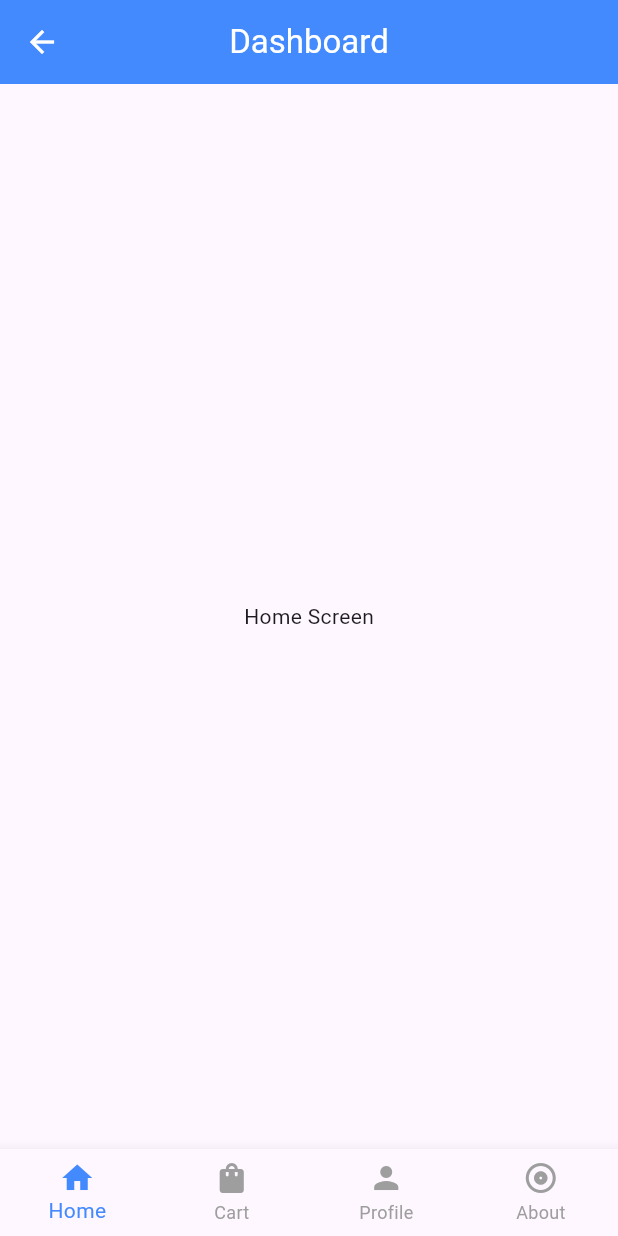
After one commit to Tamang1098/boots_buy, a Flutter app: the DashboardScreenview screen opened directly, on a phone screen of 412 x 824 dp. The commit adds this screen. Run offline on Flutter 3.47's test engine with Material 3 defaults, Android fonts, the phone set to English and light mode, and no system bars.

Commit message:
fonts added

```diff
--- /dev/null
+++ b/lib/bottom_screen/dashboard_screenview.dart
@@ -0,0 +1,65 @@
+import 'package:boots_buy/bottom_screen/about_screen.dart';
+import 'package:boots_buy/bottom_screen/cart_screen.dart';
+import 'package:boots_buy/bottom_screen/home_screen.dart';
+import 'package:boots_buy/bottom_screen/profile_screen.dart';
+import 'package:flutter/material.dart';
+
+class DashboardScreenview extends StatefulWidget {
+  const DashboardScreenview({super.key});
+
+  @override
+  State<DashboardScreenview> createState() => _DashboardScreenviewState();
+}
+
+class _DashboardScreenviewState extends State<DashboardScreenview> {
+
+  int _selectedIndex =0;
+
+  List<Widget> lstBottomScreen =[
+    const HomeScreen(),
+    const CartScreen(),
+    const ProfileScreen(),
+    const AboutScreen(),
+  ];
+  @override
+  Widget build(BuildContext context) {
+    return Scaffold(
+      appBar: AppBar(
+        title: const Text("Dashboard"),
+        centerTitle: true,
+        elevation: 0,
+        backgroundColor: Colors.blueAccent,
+        foregroundColor: Colors.white,
+      ),
+      body: lstBottomScreen[_selectedIndex],
+      bottomNavigationBar: BottomNavigationBar(
+        type: BottomNavigationBarType.fixed,
+          items: const[
+            BottomNavigationBarItem(
+                icon: Icon(Icons.home),
+                label: 'Home', ),
+            BottomNavigationBarItem(
+                icon: Icon(Icons.shopping_bag),
+            label:'Cart',),
+            BottomNavigationBarItem(
+              icon: Icon(Icons.person),
+              label:'Profile',),
+            BottomNavigationBarItem(
+                icon: Icon(Icons.album_outlined),
+            label: 'About')
+
+
+
+      ],
+      selectedItemColor: Colors.blueAccent,
+      unselectedItemColor: Colors.grey,
+      currentIndex: _selectedIndex,
+        onTap: (index){
+          setState(() {
+            _selectedIndex = index;
+          });
+        },
+      ),
+    );
+  }
+}
--- /dev/null
+++ b/lib/bottom_screen/home_screen.dart
@@ -0,0 +1,15 @@
+import 'package:flutter/material.dart';
+
+class HomeScreen extends StatefulWidget {
+  const HomeScreen({super.key});
+
+  @override
+  State<HomeScreen> createState() => _HomeScreenState();
+}
+
+class _HomeScreenState extends State<HomeScreen> {
+  @override
+  Widget build(BuildContext context) {
+    return const Center(child: Text("Home Screen"),);
+  }
+}
--- a/lib/view/login_screenview.dart
+++ b/lib/view/login_screenview.dart
@@ -1,4 +1,4 @@
-import 'package:boots_buy/view/dashboard_screenview.dart';
+import 'package:boots_buy/bottom_screen/dashboard_screenview.dart';
 import 'package:boots_buy/view/signup_screenview.dart';
 import 'package:flutter/material.dart';
 
--- a/lib/view/signup_screenview.dart
+++ b/lib/view/signup_screenview.dart
@@ -87,6 +87,7 @@ class _SignupScreenviewState extends State<SignupScreenview> {
                     color: Colors.black,
                     fontSize: 30,
                     fontWeight: FontWeight.w500,
+                    fontFamily: 'Opensans Bold',
                   ),
                 ),
                 SizedBox(height: 60),
```
Also changed, not shown: lib/bottom_screen/about_screen.dart (added, +17 -0 lines), lib/bottom_screen/cart_screen.dart (added, +15 -0 lines), lib/bottom_screen/profile_screen.dart (added, +15 -0 lines), lib/view/dashboard_screenview.dart (deleted, +0 -19 lines), pubspec.yaml (+19 -4 lines), assets/fonts/opensans/OpenSans-Bold.ttf (added), assets/fonts/opensans/OpenSans-Italic.ttf (added), assets/fonts/opensans/OpenSans-Regular.ttf (added), assets/fonts/roboto/Roboto-Bold.ttf (added), assets/fonts/roboto/Roboto-Light.ttf (added), assets/fonts/roboto/Roboto-Regular.ttf (added).
